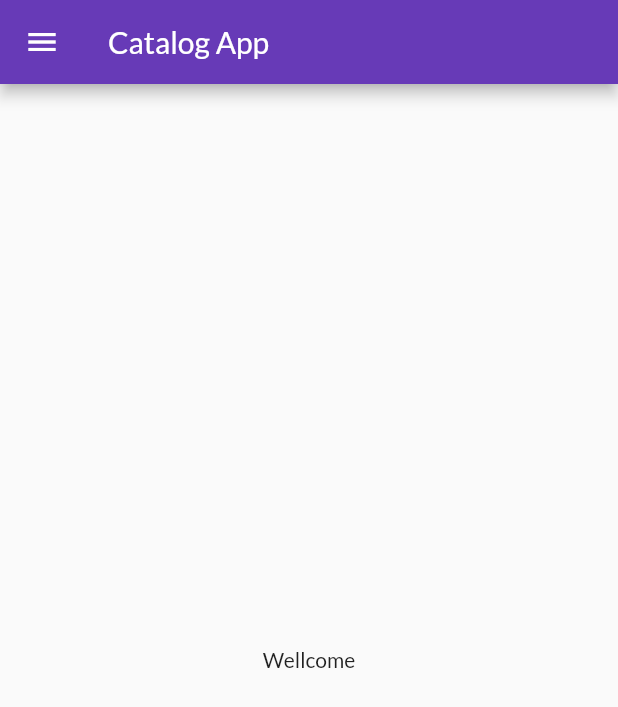
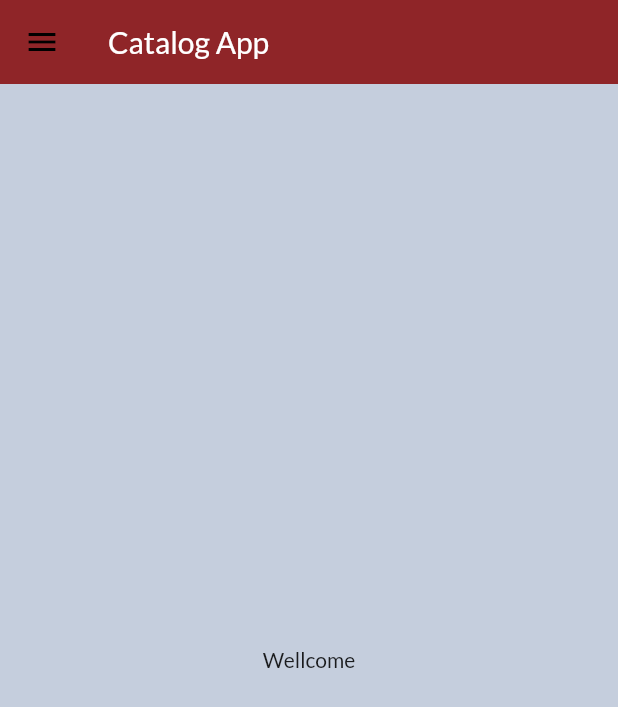
Before and after one commit to Shakti184/FlutterProject, a Flutter app: the screen it shows after launch, on a phone screen of 412 x 824 dp. Shown: the top 707 px of the screen. Run offline on Flutter 3.47's test engine with Material 2 defaults, Android fonts, the phone set to English and light mode, and no system bars; our stand-ins replace google_fonts.

Commit message:
day 9 completed

```diff
--- a/lib/main.dart
+++ b/lib/main.dart
@@ -2,6 +2,7 @@ import 'package:flutter/material.dart';
 import 'package:flutter_application_1/pages/home_page.dart';
 import 'package:flutter_application_1/pages/login_page.dart';
 import 'package:flutter_application_1/utils/routes.dart';
+import 'package:flutter_application_1/widgeds/themes.dart';
 import 'package:google_fonts/google_fonts.dart';
 
 void main(){
@@ -15,14 +16,9 @@ class MyApp extends StatelessWidget {
   Widget build(BuildContext context) {
     return MaterialApp(
       themeMode: ThemeMode.light,
-      theme: ThemeData(primarySwatch: Colors.deepPurple,
-      fontFamily: GoogleFonts.lato().fontFamily,
-      primaryTextTheme: GoogleFonts.latoTextTheme(),
-      ),
-       debugShowCheckedModeBanner: false,
-      darkTheme: ThemeData(
-        brightness: Brightness.dark,
-      ),
+      theme: MyTheme.lightTheme(context),
+      debugShowCheckedModeBanner: false,
+      darkTheme: MyTheme.darkTheme(context),
       initialRoute: Myroutes.homeRoute,
       routes: {
         "/": (context) => LoginPage(),
--- a/lib/pages/home_page.dart
+++ b/lib/pages/home_page.dart
@@ -9,8 +9,10 @@ class HomePage extends StatelessWidget {
       appBar: AppBar(
         title: Text("Catalog App"),
       ),
+      backgroundColor: Color.fromARGB(255, 197, 206, 221),
           body: Center(
             child: Container(
+              //color: Color.fromARGB(255, 121, 133, 154),
               child: Text("Wellcome"),
             ),
           ),
--- /dev/null
+++ b/lib/widgeds/themes.dart
@@ -0,0 +1,17 @@
+import 'package:flutter/material.dart';
+import 'package:google_fonts/google_fonts.dart';
+
+class MyTheme{
+  static ThemeData lightTheme(BuildContext) => ThemeData(primarySwatch: Colors.deepPurple,
+      fontFamily: GoogleFonts.lato().fontFamily,
+      primaryTextTheme: GoogleFonts.latoTextTheme(),
+      appBarTheme: AppBarTheme(
+        color: Color.fromARGB(214, 133, 5, 5),
+        elevation: 0.0,
+        iconTheme: IconThemeData(color:Colors.black ),
+      )
+      );
+  static ThemeData darkTheme(BuildContext)=> ThemeData(
+        brightness: Brightness.dark,
+  );
+}
```
